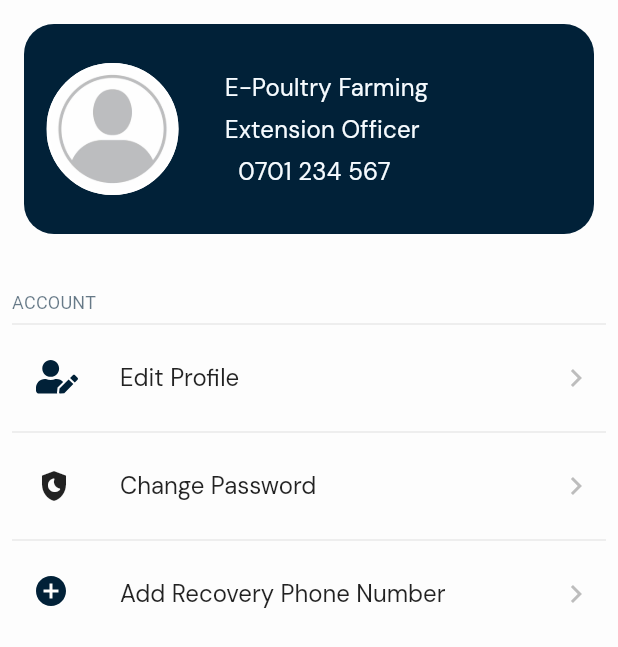
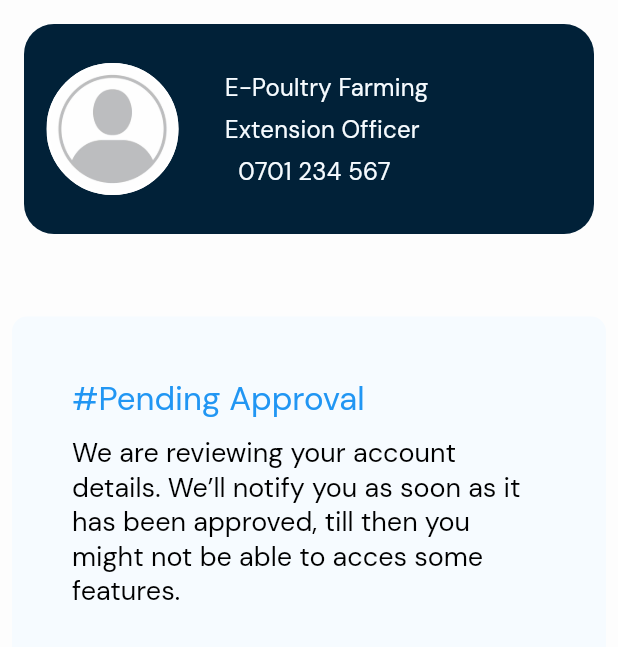
Before and after one commit to podii-community/e-poultry, a Flutter app: the ProfilePage screen opened directly, on a phone screen of 412 x 824 dp. Shown: the top 647 px of the screen. Run offline on Flutter 3.47's test engine with Material 2 defaults, Android fonts, the phone set to English and light mode, and no system bars; our stand-ins replace dropdown_search, flutter_form_builder, flutter_svg, fluttertoast, form_builder_validators, geolocator and 8 more; missing offline and left inert: string_extensions; accounts and stored records are empty.

Commit message:
Fix on Pending approval page

```diff
--- a/lib/pages/extensions/profile_page.dart
+++ b/lib/pages/extensions/profile_page.dart
@@ -17,6 +17,7 @@ class _ProfilePageState extends State<ProfilePage> {
 
   late final role = box.get('tokenRole');
   late final phone = box.get('tokenPhone');
+  late final extVerify = box.get("extApproved");
   @override
   Widget build(BuildContext context) {
     return Scaffold(
@@ -115,13 +116,15 @@ class _ProfilePageState extends State<ProfilePage> {
               ],
             ),
             const SizedBox(height: 32),
-            Column(
+            (extVerify != null)
+                ? Column(
                     crossAxisAlignment: CrossAxisAlignment.start,
                     children: [
                       const Text(
                         'ACCOUNT',
                         style: TextStyle(
-                      color: Color.fromRGBO(1, 33, 56, 0.6000000238418579),
+                            color:
+                                Color.fromRGBO(1, 33, 56, 0.6000000238418579),
                             fontFamily: 'Roboto',
                             fontSize: 12,
                             letterSpacing: 0.15000000596046448,
@@ -157,7 +160,35 @@ class _ProfilePageState extends State<ProfilePage> {
                             semanticsLabel: 'vector'),
                       ),
                     ],
+                  )
+                : Container(
+                    width: double.infinity,
+                    margin: const EdgeInsets.symmetric(vertical: 15),
+                    padding: const EdgeInsets.symmetric(
+                        horizontal: 40, vertical: 40),
+                    decoration: BoxDecoration(
+                        borderRadius: BorderRadius.circular(10),
+                        color: const Color(0xfff6fbff)),
+                    child: Column(
+                      crossAxisAlignment: CrossAxisAlignment.start,
+                      children: const [
+                        Text("#Pending Approval",
+                            style: TextStyle(
+                              color: Colors.blue,
+                              fontSize: 22,
+                            )),
+                        SizedBox(
+                          height: 10,
                         ),
+                        Text(
+                          "We are reviewing your account details. We’ll notify you as soon as it has been approved, till then you might not be able to acces some features.",
+                          style: TextStyle(
+                            color: Colors.black,
+                            fontSize: 18,
+                          ),
+                        ),
+                      ],
+                    ))
           ],
         ),
       ),
```
Also changed, not shown: lib/data/queries.dart (+7 -0 lines), lib/pages/auth/otp_page.dart (+18 -5 lines), lib/pages/veterinary/profile_page.dart (+34 -2 lines). Lines whose indentation alone changed are shown as unchanged.
